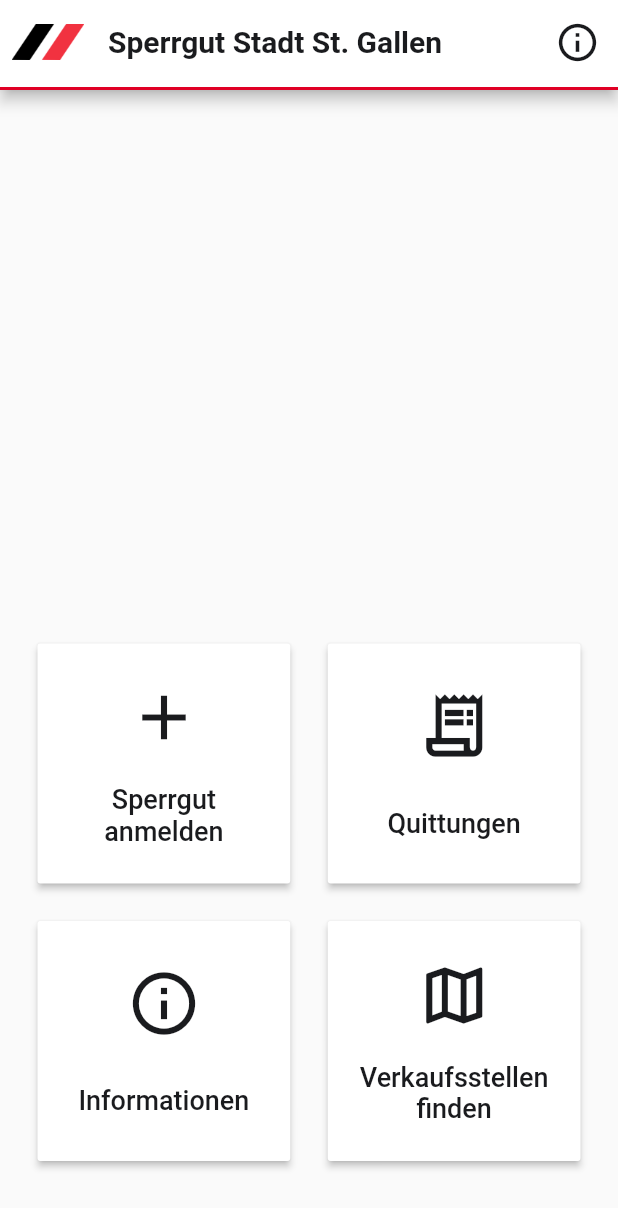
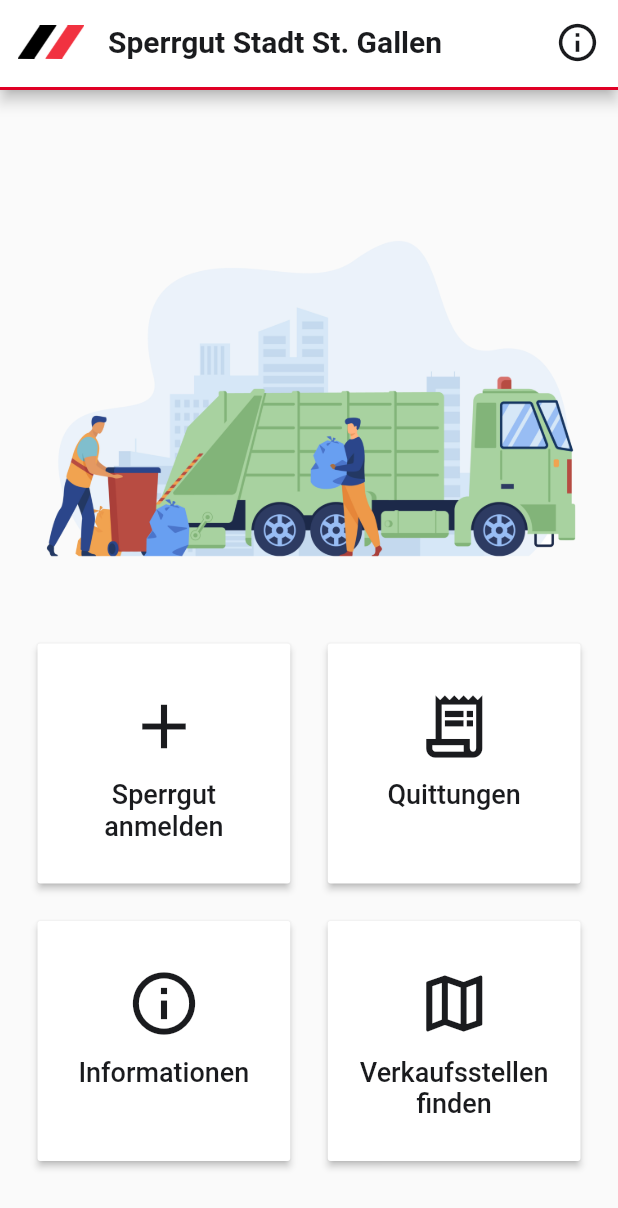
Before and after one commit to silasETH/StartHack23, a Flutter app: the screen it shows after launch, on a phone screen of 412 x 824 dp. Shown: the top 1208 px of the screen. Run offline on Flutter 3.47's test engine with Material 2 defaults, Android fonts, the phone set to English and light mode, and no system bars; our stand-ins replace stacked, stacked_services, stacked_shared.

Commit message:
Add hero image to home view, align text at top

```diff
--- a/sperrgut_stgallen/lib/ui/views/home/home_view.dart
+++ b/sperrgut_stgallen/lib/ui/views/home/home_view.dart
@@ -1,7 +1,7 @@
 import 'package:flutter/material.dart';
-import 'package:stacked/stacked.dart';
 import 'package:sperrgut_stgallen/ui/common/app_colors.dart';
 import 'package:sperrgut_stgallen/ui/common/ui_helpers.dart';
+import 'package:stacked/stacked.dart';
 
 import 'home_viewmodel.dart';
 
@@ -21,16 +21,21 @@ class HomeView extends StackedView<HomeViewModel> {
             style: TextStyle(
               color: kcDarkGreyColor,
               fontWeight: FontWeight.bold,
-          ),),
+            ),
+          ),
           leading: const Padding(
-            padding: EdgeInsets.fromLTRB(8, 0, 0, 0),
+            padding: EdgeInsets.fromLTRB(12, 0, 0, 0),
             child: Image(image: AssetImage('lib/assets/logo_sg.png')),
           ),
           backgroundColor: Colors.white,
           actions: const [
             Padding(
               padding: EdgeInsets.fromLTRB(0, 0, 12, 0),
-            child: Icon(Icons.info_outline, color: kcDarkGreyColor, size: 30,),
+              child: Icon(
+                Icons.info_outline,
+                color: kcDarkGreyColor,
+                size: 30,
+              ),
             ),
           ],
           bottom: PreferredSize(
@@ -39,17 +44,26 @@ class HomeView extends StackedView<HomeViewModel> {
               color: kcPrimaryColor,
               height: 2.0,
             ),
-        )
+          )),
+      body: SafeArea(
+        child: Stack(children: [
+          Container(
+            margin: EdgeInsets.fromLTRB(10, 100, 10, 0),
+            decoration: const BoxDecoration(
+              image: DecorationImage(
+                image: AssetImage('lib/assets/hero-image.png'),
+                fit: BoxFit.fitWidth,
+                alignment: Alignment.topCenter,
               ),
-      body: SafeArea(
-        child: Padding(
+            ),
+          ),
+          Padding(
             padding: const EdgeInsets.symmetric(horizontal: 25.0),
             child: Center(
               child: Column(
                 mainAxisAlignment: MainAxisAlignment.end,
                 children: [
-                Row(
-                children: [
+                  Row(children: [
                     Expanded(
                       child: HomeScreenButton(
                         label: 'Sperrgut anmelden',
@@ -84,12 +98,14 @@ class HomeView extends StackedView<HomeViewModel> {
                           onPressedFunction: () {},
                         ),
                       ),
-                ],),
+                    ],
+                  ),
                   verticalSpaceLarge
                 ],
               ),
             ),
           ),
+        ]),
       ),
     );
   }
@@ -107,7 +123,10 @@ class HomeScreenButton extends StatelessWidget {
   final Function()? onPressedFunction;
 
   const HomeScreenButton({
-    super.key, required this.label, required this.icon, this.onPressedFunction,
+    super.key,
+    required this.label,
+    required this.icon,
+    this.onPressedFunction,
   });
 
   @override
@@ -119,10 +138,15 @@ class HomeScreenButton extends StatelessWidget {
       child: SizedBox(
         height: 120,
         child: Column(
-          mainAxisAlignment: MainAxisAlignment.spaceEvenly,
+          mainAxisAlignment: MainAxisAlignment.start,
           crossAxisAlignment: CrossAxisAlignment.center,
           children: [
-            Icon(icon, color: kcDarkGreyColor, size: 50,),
+            verticalSpaceSmall,
+            Icon(
+              icon,
+              color: kcDarkGreyColor,
+              size: 50,
+            ),
             verticalSpaceSmall,
             Text(
               label,
--- a/sperrgut_stgallen/pubspec.yaml
+++ b/sperrgut_stgallen/pubspec.yaml
@@ -59,7 +59,7 @@ dev_dependencies:
 # The following section is specific to Flutter.
 flutter:
   assets:
-    - lib/assets/logo_sg.png
+    - lib/assets/
 
   # The following line ensures that the Material Icons font is
   # included with your application, so that you can use the icons in
```
Also changed, not shown: sperrgut_stgallen/lib/assets/hero-image.png (added). Lines whose indentation alone changed are shown as unchanged.
